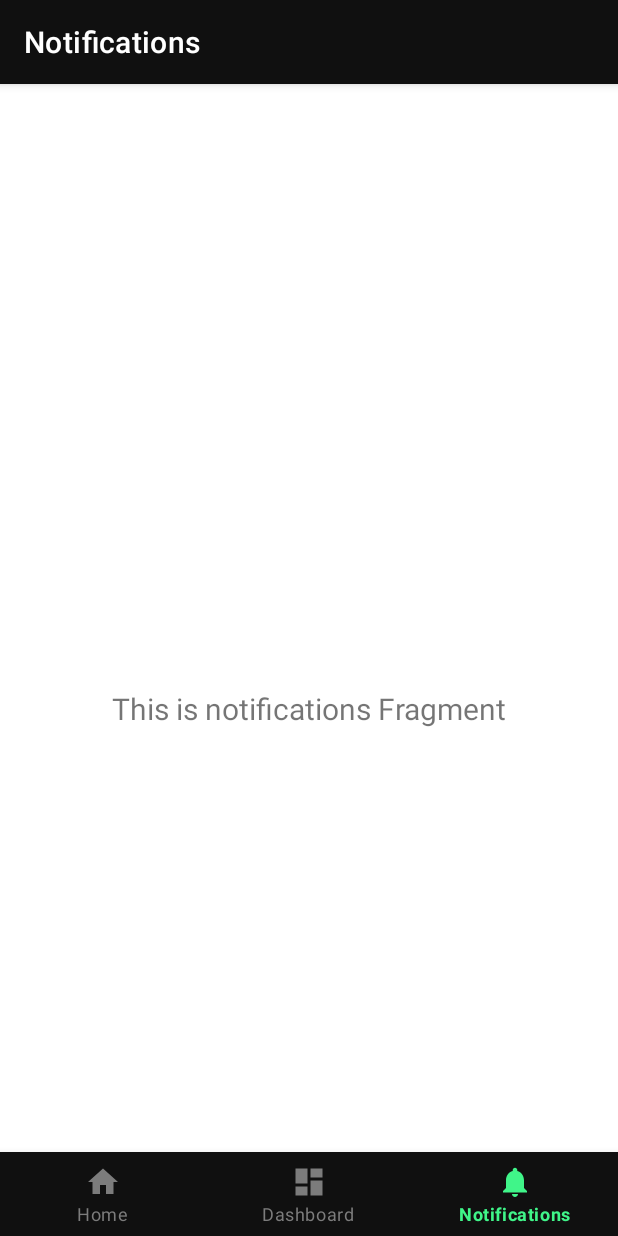
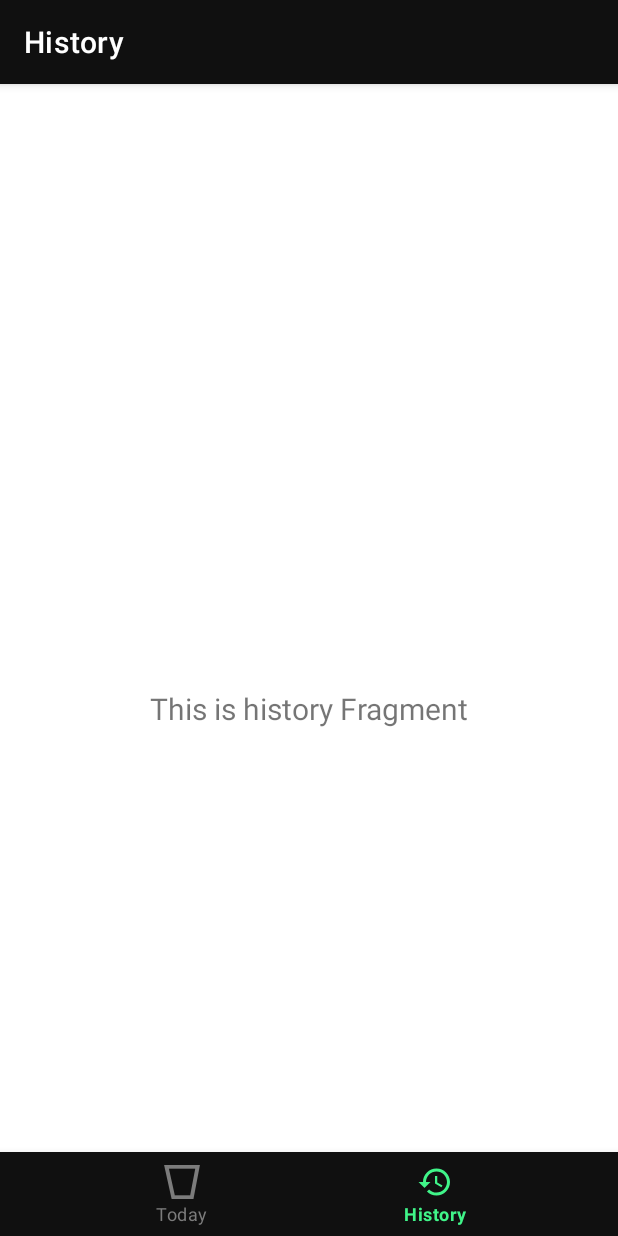
Before and after one commit to gergo225/hydration-app, an Android app: the HistoryFragment screen opened through its navigation route, on a phone screen of 412 x 824 dp. Run offline under Robolectric (Android 15) with nearby library versions, the phone set to English and light mode, and no system bars; our stand-ins replace navigation-ui.

Commit message:
Add main navigation (Home, History) with placeholders

```diff
--- a/app/src/main/java/com/gergo225/hydrationapp/MainActivity.kt
+++ b/app/src/main/java/com/gergo225/hydrationapp/MainActivity.kt
@@ -26,7 +26,7 @@ class MainActivity : AppCompatActivity() {
         // menu should be considered as top level destinations.
         val appBarConfiguration = AppBarConfiguration(
             setOf(
-                R.id.navigation_home, R.id.navigation_dashboard, R.id.navigation_notifications
+                R.id.navigation_home, R.id.navigation_history
             )
         )
         setupActionBarWithNavController(navController, appBarConfiguration)
--- a/app/src/main/java/com/gergo225/hydrationapp/ui/dashboard/DashboardFragment.kt
+++ /dev/null
@@ -1,45 +0,0 @@
-package com.gergo225.hydrationapp.ui.dashboard
-
-import android.os.Bundle
-import android.view.LayoutInflater
-import android.view.View
-import android.view.ViewGroup
-import android.widget.TextView
-import androidx.fragment.app.Fragment
-import androidx.lifecycle.Observer
-import androidx.lifecycle.ViewModelProvider
-import com.gergo225.hydrationapp.R
-import com.gergo225.hydrationapp.databinding.FragmentDashboardBinding
-
-class DashboardFragment : Fragment() {
-
-    private lateinit var dashboardViewModel: DashboardViewModel
-    private var _binding: FragmentDashboardBinding? = null
-
-    // This property is only valid between onCreateView and
-    // onDestroyView.
-    private val binding get() = _binding!!
-
-    override fun onCreateView(
-        inflater: LayoutInflater,
-        container: ViewGroup?,
-        savedInstanceState: Bundle?
-    ): View? {
-        dashboardViewModel =
-            ViewModelProvider(this).get(DashboardViewModel::class.java)
-
-        _binding = FragmentDashboardBinding.inflate(inflater, container, false)
-        val root: View = binding.root
-
-        val textView: TextView = binding.textDashboard
-        dashboardViewModel.text.observe(viewLifecycleOwner, Observer {
-            textView.text = it
-        })
-        return root
-    }
-
-    override fun onDestroyView() {
-        super.onDestroyView()
-        _binding = null
-    }
-}
--- a/app/src/main/java/com/gergo225/hydrationapp/ui/notifications/NotificationsFragment.kt
+++ b/app/src/main/java/com/gergo225/hydrationapp/ui/history/HistoryFragment.kt
@@ -1,4 +1,4 @@
-package com.gergo225.hydrationapp.ui.notifications
+package com.gergo225.hydrationapp.ui.history
 
 import android.os.Bundle
 import android.view.LayoutInflater
@@ -8,13 +8,12 @@ import android.widget.TextView
 import androidx.fragment.app.Fragment
 import androidx.lifecycle.Observer
 import androidx.lifecycle.ViewModelProvider
-import com.gergo225.hydrationapp.R
-import com.gergo225.hydrationapp.databinding.FragmentNotificationsBinding
+import com.gergo225.hydrationapp.databinding.FragmentHistoryBinding
 
-class NotificationsFragment : Fragment() {
+class HistoryFragment : Fragment() {
 
-    private lateinit var notificationsViewModel: NotificationsViewModel
-    private var _binding: FragmentNotificationsBinding? = null
+    private lateinit var historyViewModel: HistoryViewModel
+    private var _binding: FragmentHistoryBinding? = null
 
     // This property is only valid between onCreateView and
     // onDestroyView.
@@ -25,14 +24,14 @@ class NotificationsFragment : Fragment() {
         container: ViewGroup?,
         savedInstanceState: Bundle?
     ): View? {
-        notificationsViewModel =
-            ViewModelProvider(this).get(NotificationsViewModel::class.java)
+        historyViewModel =
+            ViewModelProvider(this).get(HistoryViewModel::class.java)
 
-        _binding = FragmentNotificationsBinding.inflate(inflater, container, false)
+        _binding = FragmentHistoryBinding.inflate(inflater, container, false)
         val root: View = binding.root
 
-        val textView: TextView = binding.textNotifications
-        notificationsViewModel.text.observe(viewLifecycleOwner, Observer {
+        val textView: TextView = binding.textDashboard
+        historyViewModel.text.observe(viewLifecycleOwner, Observer {
             textView.text = it
         })
         return root
--- a/app/src/main/java/com/gergo225/hydrationapp/ui/dashboard/DashboardViewModel.kt
+++ b/app/src/main/java/com/gergo225/hydrationapp/ui/history/HistoryViewModel.kt
@@ -1,13 +1,13 @@
-package com.gergo225.hydrationapp.ui.dashboard
+package com.gergo225.hydrationapp.ui.history
 
 import androidx.lifecycle.LiveData
 import androidx.lifecycle.MutableLiveData
 import androidx.lifecycle.ViewModel
 
-class DashboardViewModel : ViewModel() {
+class HistoryViewModel : ViewModel() {
 
     private val _text = MutableLiveData<String>().apply {
-        value = "This is dashboard Fragment"
+        value = "This is history Fragment"
     }
     val text: LiveData<String> = _text
 }
--- a/app/src/main/java/com/gergo225/hydrationapp/ui/notifications/NotificationsViewModel.kt
+++ /dev/null
@@ -1,13 +0,0 @@
-package com.gergo225.hydrationapp.ui.notifications
-
-import androidx.lifecycle.LiveData
-import androidx.lifecycle.MutableLiveData
-import androidx.lifecycle.ViewModel
-
-class NotificationsViewModel : ViewModel() {
-
-    private val _text = MutableLiveData<String>().apply {
-        value = "This is notifications Fragment"
-    }
-    val text: LiveData<String> = _text
-}
--- a/app/src/main/res/layout/fragment_dashboard.xml
+++ b/app/src/main/res/layout/fragment_history.xml
@@ -4,7 +4,7 @@
     xmlns:tools="http://schemas.android.com/tools"
     android:layout_width="match_parent"
     android:layout_height="match_parent"
-    tools:context=".ui.dashboard.DashboardFragment">
+    tools:context=".ui.history.HistoryFragment">
 
     <TextView
         android:id="@+id/text_dashboard"
--- a/app/src/main/res/layout/fragment_notifications.xml
+++ /dev/null
@@ -1,22 +0,0 @@
-<?xml version="1.0" encoding="utf-8"?>
-<androidx.constraintlayout.widget.ConstraintLayout xmlns:android="http://schemas.android.com/apk/res/android"
-    xmlns:app="http://schemas.android.com/apk/res-auto"
-    xmlns:tools="http://schemas.android.com/tools"
-    android:layout_width="match_parent"
-    android:layout_height="match_parent"
-    tools:context=".ui.notifications.NotificationsFragment">
-
-    <TextView
-        android:id="@+id/text_notifications"
-        android:layout_width="match_parent"
-        android:layout_height="wrap_content"
-        android:layout_marginStart="8dp"
-        android:layout_marginTop="8dp"
-        android:layout_marginEnd="8dp"
-        android:textAlignment="center"
-        android:textSize="20sp"
-        app:layout_constraintBottom_toBottomOf="parent"
-        app:layout_constraintEnd_toEndOf="parent"
-        app:layout_constraintStart_toStartOf="parent"
-        app:layout_constraintTop_toTopOf="parent" />
-</androidx.constraintlayout.widget.ConstraintLayout>
--- a/app/src/main/res/menu/bottom_nav_menu.xml
+++ b/app/src/main/res/menu/bottom_nav_menu.xml
@@ -3,17 +3,12 @@
 
     <item
         android:id="@+id/navigation_home"
-        android:icon="@drawable/ic_home_black_24dp"
-        android:title="@string/title_home" />
+        android:icon="@drawable/ic_today"
+        android:title="@string/navigation_text_today" />
 
     <item
-        android:id="@+id/navigation_dashboard"
-        android:icon="@drawable/ic_dashboard_black_24dp"
-        android:title="@string/title_dashboard" />
-
-    <item
-        android:id="@+id/navigation_notifications"
-        android:icon="@drawable/ic_notifications_black_24dp"
-        android:title="@string/title_notifications" />
+        android:id="@+id/navigation_history"
+        android:icon="@drawable/ic_history"
+        android:title="@string/title_history" />
 
 </menu>
--- a/app/src/main/res/navigation/mobile_navigation.xml
+++ b/app/src/main/res/navigation/mobile_navigation.xml
@@ -8,18 +8,13 @@
     <fragment
         android:id="@+id/navigation_home"
         android:name="com.gergo225.hydrationapp.ui.home.HomeFragment"
-        android:label="@string/title_home"
+        android:label="@string/title_today"
         tools:layout="@layout/fragment_home" />
 
     <fragment
-        android:id="@+id/navigation_dashboard"
-        android:name="com.gergo225.hydrationapp.ui.dashboard.DashboardFragment"
-        android:label="@string/title_dashboard"
-        tools:layout="@layout/fragment_dashboard" />
+        android:id="@+id/navigation_history"
+        android:name="com.gergo225.hydrationapp.ui.history.HistoryFragment"
+        android:label="@string/title_history"
+        tools:layout="@layout/fragment_history" />
 
-    <fragment
-        android:id="@+id/navigation_notifications"
-        android:name="com.gergo225.hydrationapp.ui.notifications.NotificationsFragment"
-        android:label="@string/title_notifications"
-        tools:layout="@layout/fragment_notifications" />
 </navigation>
--- a/app/src/main/res/values/strings.xml
+++ b/app/src/main/res/values/strings.xml
@@ -1,6 +1,6 @@
 <resources>
     <string name="app_name">Hydration App</string>
-    <string name="title_home">Home</string>
-    <string name="title_dashboard">Dashboard</string>
-    <string name="title_notifications">Notifications</string>
+    <string name="navigation_text_today">Today</string>
+    <string name="title_history">History</string>
+    <string name="title_today">Today\'s progress</string>
 </resources>
```
